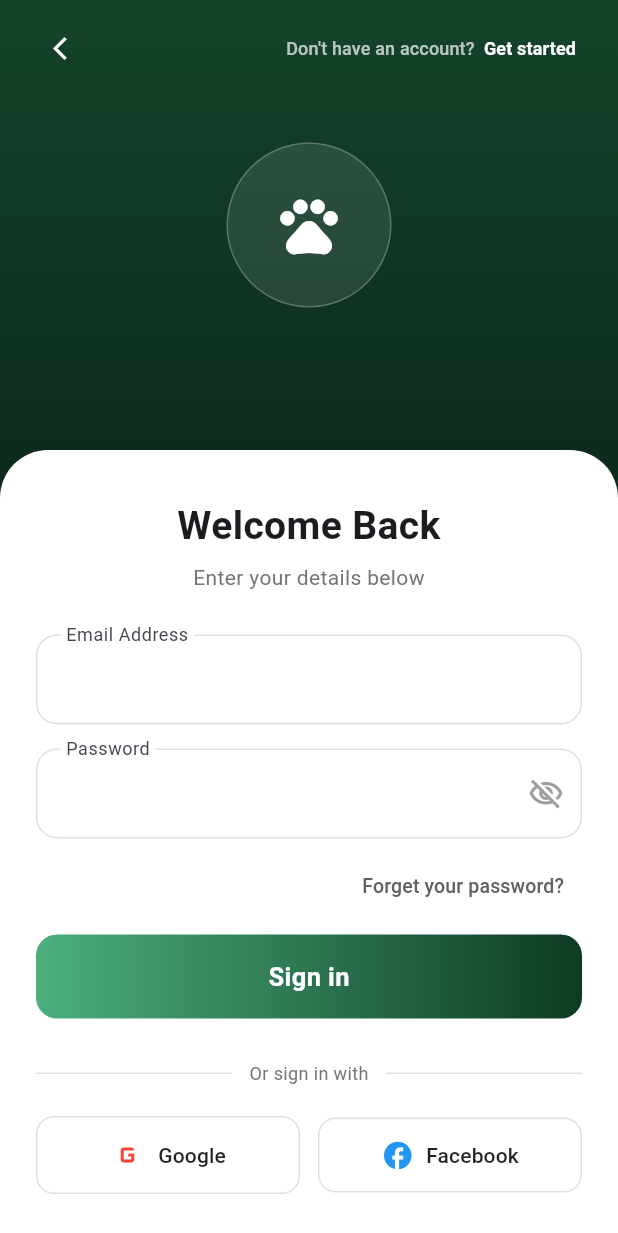
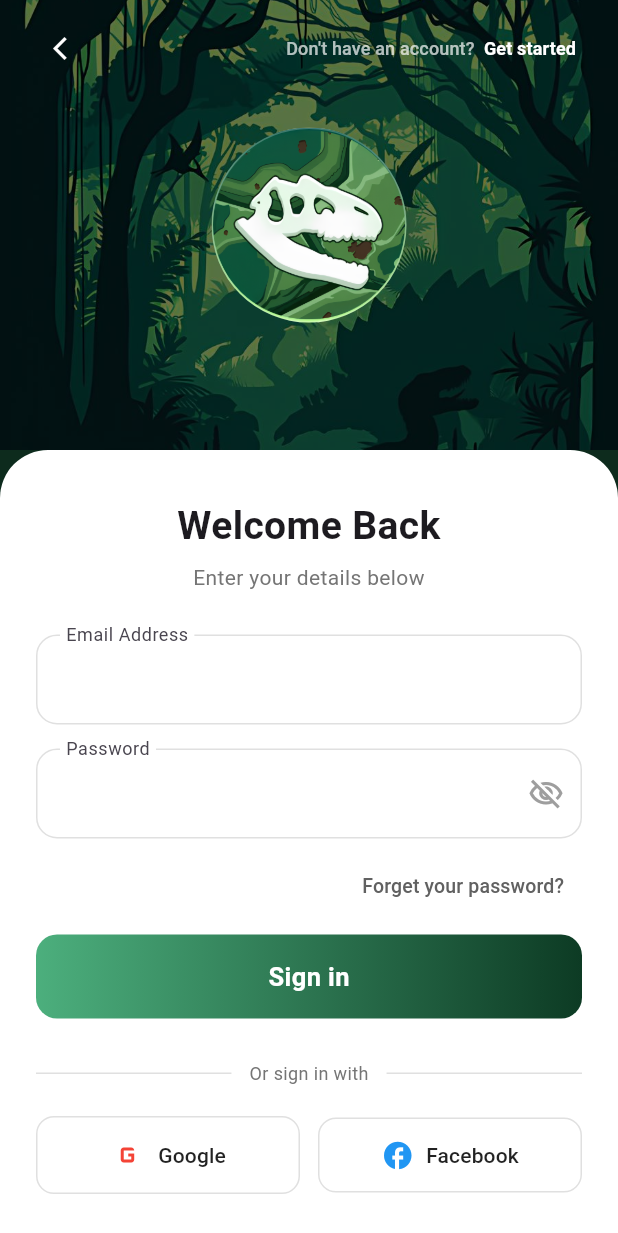
Before and after one commit to Ryu338-kidsada/t_rexy_app, a Flutter app: the screen it shows after launch, after a tap on "Get Started", on a phone screen of 412 x 824 dp. Shown: the top 1233 px of the screen. Run offline on Flutter 3.47's test engine with Material 3 defaults, Android fonts, the phone set to English and light mode, and no system bars; our stand-ins replace firebase_auth, firebase_core; accounts and stored records are empty.

Commit message:
feat: add Firebase Auth (email/password) with AuthRepository and AuthProvider feat: build Login screen UI matching Figma design feat: build Signup screen UI with name field fix: resolve firebase_core_dart version conflict by removing windows platform style: add inline error message under password field feat: add real background and logo images to Get Started, Login, Signup style: darken background overlay on Get Started screen chore: add .gitignore and README for GitHub

```diff
--- a/lib/screens/get_started_screen.dart
+++ b/lib/screens/get_started_screen.dart
@@ -12,22 +12,15 @@ class GetStartedScreen extends StatelessWidget {
       body: Container(
         width: double.infinity,
         height: double.infinity,
-        // TODO: เปลี่ยนเป็นรูปพื้นหลังป่าจริงจาก Figma
-        // decoration: const BoxDecoration(
-        //   image: DecorationImage(
-        //     image: AssetImage('assets/images/bg_get_started.jpg'),
-        //     fit: BoxFit.cover,
-        //   ),
-        // ),
-        // ตอนนี้ใช้ gradient แทนไปก่อน ระหว่างรอไฟล์รูปจริง
+        // รูปพื้นหลังป่าจริง
         decoration: const BoxDecoration(
-          gradient: LinearGradient(
-            begin: Alignment.topCenter,
-            end: Alignment.bottomCenter,
-            colors: [
-              Color(0xFF14432B),
-              AppColors.deepForest,
-            ],
+          image: DecorationImage(
+            image: AssetImage('assets/images/bg_jungle.jpg'),
+            fit: BoxFit.cover,
+            colorFilter: ColorFilter.mode(
+              Colors.black54,
+              BlendMode.darken,
+            )
           ),
         ),
         child: SafeArea(
@@ -39,22 +32,15 @@ class GetStartedScreen extends StatelessWidget {
 
                 // โลโก้วงกลม (กะโหลกไดโนเสาร์)
                 Container(
-                  width: 140,
-                  height: 140,
+                  width: 150,
+                  height: 150,
                   decoration: BoxDecoration(
                     shape: BoxShape.circle,
                     border: Border.all(color: Colors.white24, width: 1),
-                    // TODO: เปลี่ยนเป็นรูปโลโก้จริงจาก Figma
-                    // image: const DecorationImage(
-                    //   image: AssetImage('assets/images/logo_trexy.png'),
-                    //   fit: BoxFit.cover,
-                    // ),
-                    color: Colors.white10,
-                  ),
-                  child: const Icon(
-                    Icons.pets, // placeholder ไอคอน รอรูปจริง
-                    size: 60,
-                    color: AppColors.white,
+                    image: const DecorationImage(
+                      image: AssetImage('assets/images/logo_trexy.png'),
+                      fit: BoxFit.cover,
+                    ),
                   ),
                 ),
 
@@ -70,7 +56,7 @@ class GetStartedScreen extends StatelessWidget {
                   ),
                 ),
 
-                const Spacer(flex: 5),
+                const Spacer(flex: 3),
 
                 PrimaryButton(
                   label: 'Get Started',
@@ -90,7 +76,7 @@ class GetStartedScreen extends StatelessWidget {
                   style: TextStyle(color: AppColors.whiteFaded, fontSize: 12),
                 ),
 
-                Spacer(flex: 2)
+                const Spacer(flex: 1),
               ],
             ),
           ),
--- a/lib/screens/login_screen.dart
+++ b/lib/screens/login_screen.dart
@@ -37,16 +37,10 @@ class _LoginScreenState extends State<LoginScreen> {
       password: _passwordController.text,
     );
 
-    if (!mounted) return;
-
-    if (success) {
+    if (success && mounted) {
       Navigator.pushReplacement(
         context,
         MaterialPageRoute(builder: (_) => const HomeScreen()),
-      );
-    } else {
-      ScaffoldMessenger.of(context).showSnackBar(
-        SnackBar(content: Text(authProvider.errorMessage ?? 'เกิดข้อผิดพลาด')),
       );
     }
   }
@@ -73,10 +67,13 @@ class _LoginScreenState extends State<LoginScreen> {
               children: [
                 Container(
                   decoration: const BoxDecoration(
-                    gradient: LinearGradient(
-                      begin: Alignment.topCenter,
-                      end: Alignment.bottomCenter,
-                      colors: [Color(0xFF14432B), AppColors.deepForest],
+                    image: DecorationImage(
+                      image: AssetImage('assets/images/bg_jungle.jpg'),
+                      fit: BoxFit.cover,
+                      colorFilter: ColorFilter.mode(
+                        Colors.black54,
+                        BlendMode.darken,
+                      )
                     ),
                   ),
                 ),
@@ -122,14 +119,16 @@ class _LoginScreenState extends State<LoginScreen> {
                 ),
                 Center(
                   child: Container(
-                    width: 110,
-                    height: 110,
+                    width: 130,
+                    height: 130,
                     decoration: BoxDecoration(
                       shape: BoxShape.circle,
                       border: Border.all(color: Colors.white24, width: 1),
-                      color: Colors.white10,
+                      image: const DecorationImage(
+                        image: AssetImage('assets/images/logo_trexy.png'),
+                        fit: BoxFit.cover,
+                      ),
                     ),
-                    child: const Icon(Icons.pets, size: 46, color: AppColors.white),
                   ),
                 ),
               ],
@@ -189,6 +188,16 @@ class _LoginScreenState extends State<LoginScreen> {
                         ),
                       ),
                       const SizedBox(height: 8),
+
+                      if (authProvider.status == AuthStatus.error &&
+                          authProvider.errorMessage != null)
+                        Padding(
+                          padding: const EdgeInsets.only(bottom: 8),
+                          child: Text(
+                            authProvider.errorMessage!,
+                            style: const TextStyle(color: Colors.redAccent, fontSize: 12),
+                          ),
+                        ),
 
                       Align(
                         alignment: Alignment.centerRight,
--- a/pubspec.yaml
+++ b/pubspec.yaml
@@ -27,6 +27,9 @@ dev_dependencies:
 flutter:
   uses-material-design: true
 
+  assets:
+    - assets/images/
+
   # เปิดใช้เมื่อได้รูปจาก Figma แล้ว
   # assets:
   #   - assets/images/
```
Also changed, not shown: lib/screens/signup_screen.dart (+13 -8 lines), assets/images/bg_jungle.jpg (added), assets/images/logo_trexy.png (added).
